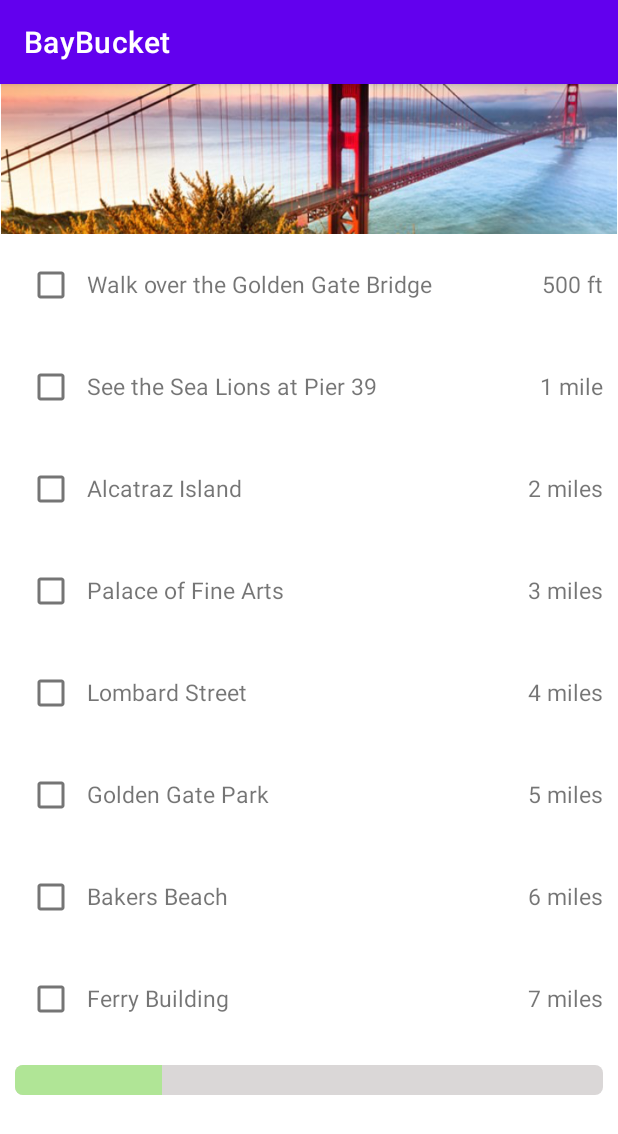
After one commit to lin-jeffrey/bay-bucket, an Android app: the BucketList screen opened directly, with no data from a screen before it, on a phone screen of 412 x 824 dp. The commit adds this screen. Shown: the top 1134 px of the screen. Run offline under Robolectric (Android 15) with nearby library versions, the phone set to English and light mode, and no system bars.

Commit message:
Added layout for Bucket list and Leaderboard page. Also added some dependencies in app level gradle file.

```diff
--- a/app/build.gradle
+++ b/app/build.gradle
@@ -35,4 +35,6 @@ dependencies {
     testImplementation 'junit:junit:4.+'
     androidTestImplementation 'androidx.test.ext:junit:1.1.3'
     androidTestImplementation 'androidx.test.espresso:espresso-core:3.4.0'
+    implementation 'com.android.volley:volley:1.2.1'
+    implementation 'com.google.code.gson:gson:2.4'
 }
--- /dev/null
+++ b/app/src/main/java/com/example/baybucket/BucketList.java
@@ -0,0 +1,14 @@
+package com.example.baybucket;
+
+import androidx.appcompat.app.AppCompatActivity;
+
+import android.os.Bundle;
+
+public class BucketList extends AppCompatActivity {
+
+    @Override
+    protected void onCreate(Bundle savedInstanceState) {
+        super.onCreate(savedInstanceState);
+        setContentView(R.layout.activity_bucket_list);
+    }
+}
--- /dev/null
+++ b/app/src/main/res/layout/activity_bucket_list.xml
@@ -0,0 +1,267 @@
+<?xml version="1.0" encoding="utf-8"?>
+<LinearLayout xmlns:android="http://schemas.android.com/apk/res/android"
+    xmlns:app="http://schemas.android.com/apk/res-auto"
+    xmlns:tools="http://schemas.android.com/tools"
+    android:layout_width="match_parent"
+    android:layout_height="match_parent"
+    android:orientation="vertical"
+    tools:context=".MainActivity">
+
+    <!--<TextView
+        android:id="@+id/tv_heading"
+        android:layout_width="match_parent"
+        android:layout_height="wrap_content"
+        android:background="#B0E596"
+        android:gravity="center"
+        android:text="@string/bucket_list_page_heading"
+        android:textSize="26sp" />-->
+
+    <ImageView
+        android:layout_width="match_parent"
+        android:layout_height="100dp"
+        android:src="@drawable/sf_golden_gate"
+        android:contentDescription="@string/bucket_list_page_img_desc"/>
+
+    <ScrollView xmlns:android="http://schemas.android.com/apk/res/android"
+        android:layout_width="match_parent"
+        android:layout_height="wrap_content"
+        android:fillViewport="true">
+
+        <LinearLayout xmlns:android="http://schemas.android.com/apk/res/android"
+            xmlns:tools="http://schemas.android.com/tools"
+            android:layout_width="match_parent"
+            android:layout_height="wrap_content"
+            android:orientation="vertical"
+            tools:context=".MainActivity">
+
+            <LinearLayout
+                android:layout_width="match_parent"
+                android:layout_height="wrap_content"
+                android:orientation="horizontal"
+                android:padding="10dp">
+
+                <CheckBox
+                    android:id="@+id/cb_item1"
+                    android:layout_width="wrap_content"
+                    android:layout_height="wrap_content"
+                    android:layout_alignParentLeft="true" />
+
+                <TextView
+                    android:layout_width="wrap_content"
+                    android:layout_height="wrap_content"
+                    android:text="Walk over the Golden Gate Bridge"
+                    android:textSize="15sp" />
+
+                <TextView
+                    android:layout_width="wrap_content"
+                    android:layout_height="wrap_content"
+                    android:layout_weight="1"
+                    android:gravity="end|right"
+                    android:text="500 ft"
+                    android:textSize="15sp" />
+
+            </LinearLayout>
+
+            <LinearLayout
+                android:layout_width="match_parent"
+                android:layout_height="wrap_content"
+                android:orientation="horizontal"
+                android:padding="10dp">
+
+                <CheckBox
+                    android:id="@+id/cb_item2"
+                    android:layout_width="wrap_content"
+                    android:layout_height="wrap_content"
+                    android:layout_alignParentLeft="true" />
+
+                <TextView
+                    android:layout_width="wrap_content"
+                    android:layout_height="wrap_content"
+                    android:text="See the Sea Lions at Pier 39"
+                    android:textSize="15sp" />
+
+                <TextView
+                    android:layout_width="wrap_content"
+                    android:layout_height="wrap_content"
+                    android:layout_weight="1"
+                    android:gravity="end|right"
+                    android:text="1 mile"
+                    android:textSize="15sp" />
+
+            </LinearLayout>
+
+            <LinearLayout
+                android:layout_width="match_parent"
+                android:layout_height="wrap_content"
+                android:orientation="horizontal"
+                android:padding="10dp">
+
+                <CheckBox
+                    android:id="@+id/cb_item3"
+                    android:layout_width="wrap_content"
+                    android:layout_height="wrap_content"
+                    android:layout_alignParentLeft="true" />
+
+                <TextView
+                    android:layout_width="wrap_content"
+                    android:layout_height="wrap_content"
+                    android:text="Alcatraz Island"
+                    android:textSize="15sp" />
+
+                <TextView
+                    android:layout_width="wrap_content"
+                    android:layout_height="wrap_content"
+                    android:layout_weight="1"
+                    android:gravity="end|right"
+                    android:text="2 miles"
+                    android:textSize="15sp" />
+            </LinearLayout>
+
+            <LinearLayout
+                android:layout_width="match_parent"
+                android:layout_height="wrap_content"
+                android:orientation="horizontal"
+                android:padding="10dp">
+
+                <CheckBox
+                    android:id="@+id/cb_item4"
+                    android:layout_width="wrap_content"
+                    android:layout_height="wrap_content"
+                    android:layout_alignParentLeft="true" />
+
+                <TextView
+                    android:layout_width="wrap_content"
+                    android:layout_height="wrap_content"
+                    android:text="Palace of Fine Arts"
+                    android:textSize="15sp" />
+
+                <TextView
+                    android:layout_width="wrap_content"
+                    android:layout_height="wrap_content"
+                    android:layout_weight="1"
+                    android:gravity="end|right"
+                    android:text="3 miles"
+                    android:textSize="15sp" />
+            </LinearLayout>
+
+            <LinearLayout
+                android:layout_width="match_parent"
+                android:layout_height="wrap_content"
+                android:orientation="horizontal"
+                android:padding="10dp">
+
+                <CheckBox
+                    android:id="@+id/cb_item5"
+                    android:layout_width="wrap_content"
+                    android:layout_height="wrap_content"
+                    android:layout_alignParentLeft="true" />
+
+                <TextView
+                    android:layout_width="wrap_content"
+                    android:layout_height="wrap_content"
+                    android:text="Lombard Street"
+                    android:textSize="15sp" />
+
+                <TextView
+                    android:layout_width="wrap_content"
+                    android:layout_height="wrap_content"
+                    android:layout_weight="1"
+                    android:gravity="end|right"
+                    android:text="4 miles"
+                    android:textSize="15sp" />
+            </LinearLayout>
+
+            <LinearLayout
+                android:layout_width="match_parent"
+                android:layout_height="wrap_content"
+                android:orientation="horizontal"
+                android:padding="10dp">
+
+                <CheckBox
+                    android:id="@+id/cb_item6"
+                    android:layout_width="wrap_content"
+                    android:layout_height="wrap_content"
+                    android:layout_alignParentLeft="true" />
+
+                <TextView
+                    android:layout_width="wrap_content"
+                    android:layout_height="wrap_content"
+                    android:text="Golden Gate Park"
+                    android:textSize="15sp" />
+
+                <TextView
+                    android:layout_width="wrap_content"
+                    android:layout_height="wrap_content"
+                    android:layout_weight="1"
+                    android:gravity="end|right"
+                    android:text="5 miles"
+                    android:textSize="15sp" />
+            </LinearLayout>
+
+            <LinearLayout
+                android:layout_width="match_parent"
+                android:layout_height="wrap_content"
+                android:orientation="horizontal"
+                android:padding="10dp">
+
+                <CheckBox
+                    android:id="@+id/cb_item7"
+                    android:layout_width="wrap_content"
+                    android:layout_height="wrap_content"
+                    android:layout_alignParentLeft="true" />
+
+                <TextView
+                    android:layout_width="wrap_content"
+                    android:layout_height="wrap_content"
+                    android:text="Bakers Beach"
+                    android:textSize="15sp" />
+
+                <TextView
+                    android:layout_width="wrap_content"
+                    android:layout_height="wrap_content"
+                    android:layout_weight="1"
+                    android:gravity="end|right"
+                    android:text="6 miles"
+                    android:textSize="15sp" />
+            </LinearLayout>
+
+            <LinearLayout
+                android:layout_width="match_parent"
+                android:layout_height="wrap_content"
+                android:orientation="horizontal"
+                android:padding="10dp">
+
+                <CheckBox
+                    android:id="@+id/cb_item8"
+                    android:layout_width="wrap_content"
+                    android:layout_height="wrap_content"
+                    android:layout_alignParentLeft="true" />
+
+                <TextView
+                    android:layout_width="wrap_content"
+                    android:layout_height="wrap_content"
+                    android:text="Ferry Building"
+                    android:textSize="15sp" />
+
+                <TextView
+                    android:layout_width="wrap_content"
+                    android:layout_height="wrap_content"
+                    android:layout_weight="1"
+                    android:gravity="end|right"
+                    android:text="7 miles"
+                    android:textSize="15sp" />
+            </LinearLayout>
+        </LinearLayout>
+    </ScrollView>
+
+    <ProgressBar
+        android:id="@+id/determinateBar"
+        style="@android:style/Widget.ProgressBar.Horizontal"
+        android:layout_width="match_parent"
+        android:layout_height="wrap_content"
+        android:layout_margin="10dp"
+        android:progress="25"
+        android:progressBackgroundTint="#DAD7D7"
+        android:progressTint="#B0E596" />
+
+</LinearLayout>
--- a/app/src/main/res/values/strings.xml
+++ b/app/src/main/res/values/strings.xml
@@ -1,3 +1,5 @@
 <resources>
     <string name="app_name">BayBucket</string>
+    <string name="bucket_list_page_heading">Bucket List</string>
+    <string name="bucket_list_page_img_desc">Main image</string>
 </resources>
```
Also changed, not shown: app/src/main/AndroidManifest.xml (+9 -0 lines), app/src/main/java/com/example/baybucket/LeaderBoard.java (added, +14 -0 lines), app/src/main/res/layout/activity_leader_board.xml (added, +135 -0 lines), app/src/main/res/drawable-v24/bronze_medal.png (added), app/src/main/res/drawable-v24/gold_medal.png (added), app/src/main/res/drawable-v24/sf_golden_gate.png (added), app/src/main/res/drawable-v24/silver_medal.png (added).
